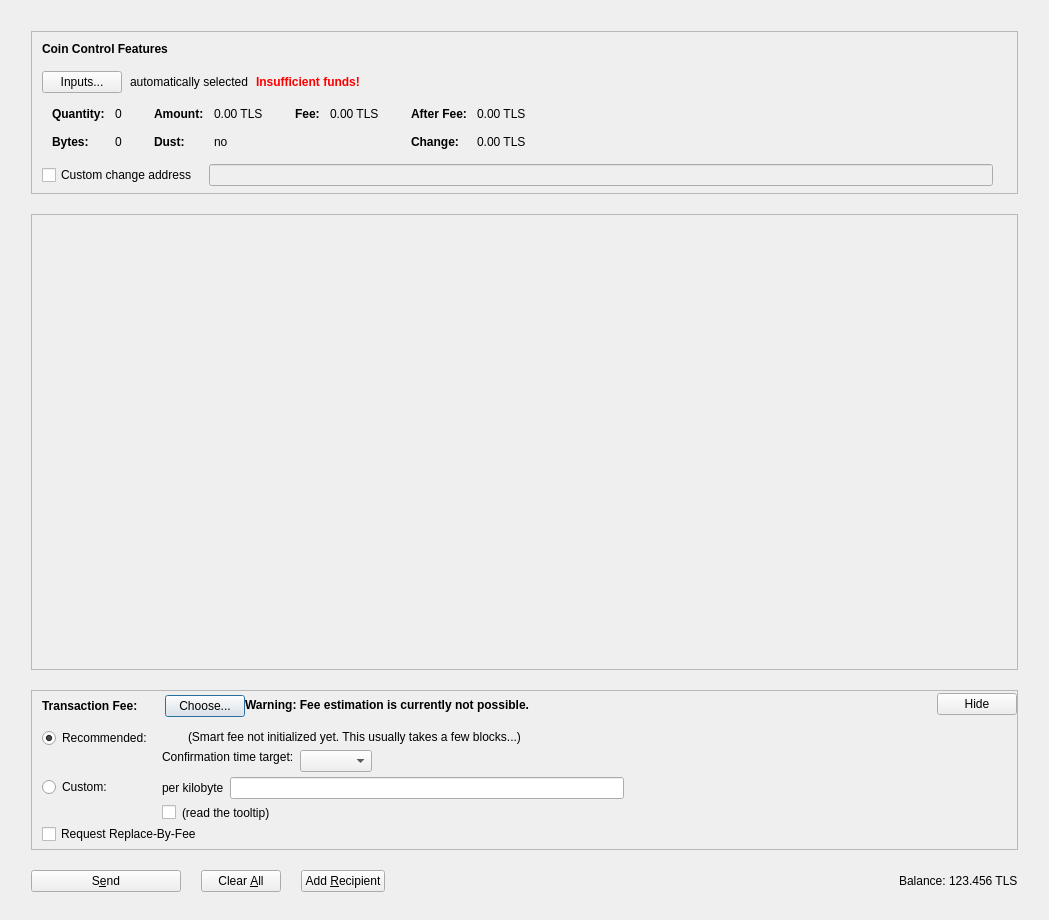
Qt form src/qt/forms/sendcoinsdialog.ui (Telestai-Project/telestai) before a commit.
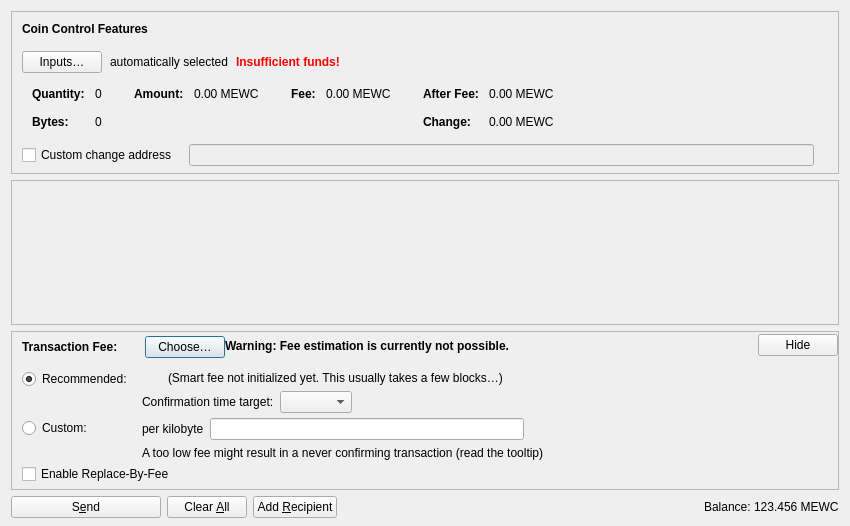
The same form after that commit. Icons and pictures are not drawn. Custom widgets are drawn as their Qt base class.

The edit to the form file:
```diff
--- a/src/qt/forms/sendcoinsdialog.ui
+++ b/src/qt/forms/sendcoinsdialog.ui
@@ -6,38 +6,21 @@
    <rect>
     <x>0</x>
     <y>0</y>
-    <width>1049</width>
-    <height>920</height>
+    <width>850</width>
+    <height>526</height>
    </rect>
   </property>
   <property name="windowTitle">
    <string>Send Coins</string>
   </property>
-  <layout class="QVBoxLayout" name="verticalLayout" stretch="0">
+  <layout class="QVBoxLayout" name="verticalLayout" stretch="0,1,0,0">
    <property name="bottomMargin">
     <number>8</number>
-   </property>
-   <item>
-    <layout class="QVBoxLayout" name="verticalLayout_3">
-     <property name="spacing">
-      <number>20</number>
-     </property>
-     <property name="leftMargin">
-      <number>20</number>
-     </property>
-     <property name="topMargin">
-      <number>20</number>
-     </property>
-     <property name="rightMargin">
-      <number>20</number>
-     </property>
-     <property name="bottomMargin">
-      <number>20</number>
      </property>
      <item>
       <widget class="QFrame" name="frameCoinControl">
        <property name="sizePolicy">
-        <sizepolicy hsizetype="Expanding" vsizetype="Fixed">
+      <sizepolicy hsizetype="Expanding" vsizetype="Expanding">
          <horstretch>0</horstretch>
          <verstretch>0</verstretch>
         </sizepolicy>
@@ -71,7 +54,7 @@
          <number>6</number>
         </property>
         <item>
-         <layout class="QVBoxLayout" name="verticalLayoutCoinControl" stretch="0,0,0,0,0">
+       <layout class="QVBoxLayout" name="verticalLayoutCoinControl" stretch="0,0,0,0,1">
           <property name="spacing">
            <number>0</number>
           </property>
@@ -124,7 +107,7 @@
                <string notr="true"/>
               </property>
               <property name="text">
-               <string>Inputs...</string>
+             <string>Inputs…</string>
               </property>
               <property name="autoDefault">
                <bool>false</bool>
@@ -218,6 +201,9 @@
                </property>
                <item>
                 <layout class="QFormLayout" name="formLayoutCoinControl1">
+               <property name="labelAlignment">
+                <set>Qt::AlignLeft|Qt::AlignVCenter</set>
+               </property>
                  <property name="horizontalSpacing">
                   <number>10</number>
                  </property>
@@ -341,36 +327,7 @@
                     <enum>Qt::ActionsContextMenu</enum>
                    </property>
                    <property name="text">
-                    <string notr="true">0.00 TLS</string>
-                   </property>
-                   <property name="textInteractionFlags">
-                    <set>Qt::LinksAccessibleByMouse|Qt::TextSelectableByKeyboard|Qt::TextSelectableByMouse</set>
-                   </property>
-                  </widget>
-                 </item>
-                 <item row="1" column="0">
-                  <widget class="QLabel" name="labelCoinControlLowOutputText">
-                   <property name="font">
-                    <font>
-                     <weight>75</weight>
-                     <bold>true</bold>
-                    </font>
-                   </property>
-                   <property name="text">
-                    <string>Dust:</string>
-                   </property>
-                  </widget>
-                 </item>
-                 <item row="1" column="1">
-                  <widget class="QLabel" name="labelCoinControlLowOutput">
-                   <property name="cursor">
-                    <cursorShape>IBeamCursor</cursorShape>
-                   </property>
-                   <property name="contextMenuPolicy">
-                    <enum>Qt::ActionsContextMenu</enum>
-                   </property>
-                   <property name="text">
-                    <string notr="true">no</string>
+                  <string notr="true">0.00 MEWC</string>
                    </property>
                    <property name="textInteractionFlags">
                     <set>Qt::LinksAccessibleByMouse|Qt::TextSelectableByKeyboard|Qt::TextSelectableByMouse</set>
@@ -421,7 +378,7 @@
                     <enum>Qt::ActionsContextMenu</enum>
                    </property>
                    <property name="text">
-                    <string notr="true">0.00 TLS</string>
+                  <string notr="true">0.00 MEWC</string>
                    </property>
                    <property name="textInteractionFlags">
                     <set>Qt::LinksAccessibleByMouse|Qt::TextSelectableByKeyboard|Qt::TextSelectableByMouse</set>
@@ -432,6 +389,9 @@
                </item>
                <item>
                 <layout class="QFormLayout" name="formLayoutCoinControl4">
+               <property name="labelAlignment">
+                <set>Qt::AlignLeft|Qt::AlignVCenter</set>
+               </property>
                  <property name="horizontalSpacing">
                   <number>10</number>
                  </property>
@@ -472,7 +432,7 @@
                     <enum>Qt::ActionsContextMenu</enum>
                    </property>
                    <property name="text">
-                    <string notr="true">0.00 TLS</string>
+                  <string notr="true">0.00 MEWC</string>
                    </property>
                    <property name="textInteractionFlags">
                     <set>Qt::LinksAccessibleByMouse|Qt::TextSelectableByKeyboard|Qt::TextSelectableByMouse</set>
@@ -501,7 +461,7 @@
                     <enum>Qt::ActionsContextMenu</enum>
                    </property>
                    <property name="text">
-                    <string notr="true">0.00 TLS</string>
+                  <string notr="true">0.00 MEWC</string>
                    </property>
                    <property name="textInteractionFlags">
                     <set>Qt::LinksAccessibleByMouse|Qt::TextSelectableByKeyboard|Qt::TextSelectableByMouse</set>
@@ -604,11 +564,11 @@
          <rect>
           <x>0</x>
           <y>0</y>
-          <width>989</width>
-          <height>355</height>
-         </rect>
-        </property>
-        <layout class="QVBoxLayout" name="verticalLayout_2" stretch="0,0">
+        <width>830</width>
+        <height>104</height>
+       </rect>
+      </property>
+      <layout class="QVBoxLayout" name="verticalLayout_2" stretch="0,1">
          <property name="leftMargin">
           <number>0</number>
          </property>
@@ -633,13 +593,10 @@
            <property name="orientation">
             <enum>Qt::Vertical</enum>
            </property>
-           <property name="sizeType">
-            <enum>QSizePolicy::MinimumExpanding</enum>
-           </property>
            <property name="sizeHint" stdset="0">
             <size>
              <width>20</width>
-             <height>200</height>
+           <height>40</height>
             </size>
            </property>
           </spacer>
@@ -651,7 +608,7 @@
      <item>
       <widget class="QFrame" name="frameFee">
        <property name="sizePolicy">
-        <sizepolicy hsizetype="Expanding" vsizetype="Fixed">
+      <sizepolicy hsizetype="Expanding" vsizetype="Expanding">
          <horstretch>0</horstretch>
          <verstretch>0</verstretch>
         </sizepolicy>
@@ -758,7 +715,7 @@
                 <item>
                  <widget class="QPushButton" name="buttonChooseFee">
                   <property name="text">
-                   <string>Choose...</string>
+                 <string>Choose…</string>
                   </property>
                  </widget>
                 </item>
@@ -781,15 +738,15 @@
             </item>
             <item>
              <widget class="QLabel" name="fallbackFeeWarningLabel">
-              <property name="font">
-               <font>
-                <weight>75</weight>
-                <bold>true</bold>
-               </font>
-              </property>
               <property name="toolTip">
                <string>Using the fallbackfee can result in sending a transaction that will take several hours or days (or never) to confirm. Consider choosing your fee manually or wait until you have validated the complete chain.</string>
               </property>
+            <property name="font">
+            <font>
+                <weight>75</weight>
+                <bold>true</bold>
+            </font>
+            </property>
               <property name="text">
                <string>Warning: Fee estimation is currently not possible.</string>
               </property>
@@ -817,7 +774,7 @@
             <item>
              <widget class="QPushButton" name="buttonMinimizeFee">
               <property name="toolTip">
-               <string>collapse fee-settings</string>
+             <string>Hide transaction fee settings</string>
               </property>
               <property name="text">
                <string>Hide</string>
@@ -868,7 +825,9 @@
                    <item>
                     <widget class="QLabel" name="labelCustomPerKilobyte">
                      <property name="toolTip">
-                      <string>If the custom fee is set to 1000 satoshis and the transaction is only 250 bytes, then &quot;per kilobyte&quot; only pays 250 satoshis in fee, while &quot;total at least&quot; pays 1000 satoshis. For transactions bigger than a kilobyte both pay by kilobyte.</string>
+                    <string>Specify a custom fee per kB (1,000 bytes) of the transaction's virtual size.
+
+Note:  Since the fee is calculated on a per-byte basis, a fee rate of "100 satoshis per kvB" for a transaction size of 500 virtual bytes (half of 1 kvB) would ultimately yield a fee of only 50 satoshis.</string>
                      </property>
                      <property name="text">
                       <string>per kilobyte</string>
@@ -876,7 +835,7 @@
                     </widget>
                    </item>
                    <item>
-                    <widget class="TelestaiAmountField" name="customFee"/>
+                  <widget class="BitcoinAmountField" name="customFee"/>
                    </item>
                    <item>
                     <spacer name="horizontalSpacer_6">
@@ -896,28 +855,15 @@
                  <item>
                   <layout class="QHBoxLayout" name="horizontalLayoutFee8">
                    <item>
-                    <widget class="QCheckBox" name="checkBoxMinimumFee">
-                     <property name="toolTip">
-                      <string>Paying only the minimum fee is just fine as long as there is less transaction volume than space in the blocks. But be aware that this can end up in a never confirming transaction once there is more demand for telestai transactions than the network can process.</string>
-                     </property>
-                     <property name="text">
-                      <string/>
-                     </property>
-                    </widget>
-                   </item>
-                   <item>
-                    <widget class="QLabel" name="labelMinFeeWarning">
+                  <widget class="QLabel" name="labelCustomFeeWarning">
                      <property name="enabled">
                       <bool>true</bool>
                      </property>
                      <property name="toolTip">
-                      <string>Paying only the minimum fee is just fine as long as there is less transaction volume than space in the blocks. But be aware that this can end up in a never confirming transaction once there is more demand for telestai transactions than the network can process.</string>
+                    <string>When there is less transaction volume than space in the blocks, miners as well as relaying nodes may enforce a minimum fee. Paying only this minimum fee is just fine, but be aware that this can result in a never confirming transaction once there is more demand for meowcoin transactions than the network can process.</string>
                      </property>
                      <property name="text">
-                      <string>(read the tooltip)</string>
-                     </property>
-                     <property name="margin">
-                      <number>5</number>
+                    <string>A too low fee might result in a never confirming transaction (read the tooltip)</string>
                      </property>
                     </widget>
                    </item>
@@ -1010,9 +956,6 @@
                      <property name="text">
                       <string/>
                      </property>
-                     <property name="margin">
-                      <number>2</number>
-                     </property>
                     </widget>
                    </item>
                    <item>
@@ -1025,10 +968,7 @@
                    <item>
                     <widget class="QLabel" name="labelSmartFee2">
                      <property name="text">
-                      <string>(Smart fee not initialized yet. This usually takes a few blocks...)</string>
-                     </property>
-                     <property name="margin">
-                      <number>2</number>
+                    <string>(Smart fee not initialized yet. This usually takes a few blocks…)</string>
                      </property>
                     </widget>
                    </item>
@@ -1056,24 +996,8 @@
                        <property name="text">
                         <string>Confirmation time target:</string>
                        </property>
-                       <property name="margin">
-                        <number>2</number>
-                       </property>
-                      </widget>
-                     </item>
-                     <item>
-                      <spacer name="verticalSpacer_3">
-                       <property name="orientation">
-                        <enum>Qt::Vertical</enum>
-                       </property>
-                       <property name="sizeHint" stdset="0">
-                        <size>
-                         <width>1</width>
-                         <height>1</height>
-                        </size>
-                       </property>
-                      </spacer>
-                     </item>
+                    </widget>
+                   </item>
                     </layout>
                    </item>
                    <item>
@@ -1127,11 +1051,11 @@
              </item>
              <item>
               <widget class="QCheckBox" name="optInRBF">
-               <property name="toolTip">
-                <string>Indicates that the sender may wish to replace this transaction with a new one paying higher fees (prior to being confirmed).</string>
-               </property>
                <property name="text">
-                <string>Request Replace-By-Fee</string>
+              <string>Enable Replace-By-Fee</string>
+             </property>
+             <property name="toolTip">
+              <string>With Replace-By-Fee (BIP-125) you can increase a transaction's fee after it is sent. Without this, a higher fee may be recommended to compensate for increased transaction delay risk.</string>
                </property>
               </widget>
              </item>
@@ -1173,7 +1097,7 @@
           <string>S&amp;end</string>
          </property>
          <property name="icon">
-          <iconset resource="../telestai.qrc">
+        <iconset resource="../meowcoin.qrc">
            <normaloff>:/icons/send</normaloff>:/icons/send</iconset>
          </property>
          <property name="autoDefault">
@@ -1199,7 +1123,7 @@
           <string>Clear &amp;All</string>
          </property>
          <property name="icon">
-          <iconset resource="../telestai.qrc">
+        <iconset resource="../meowcoin.qrc">
            <normaloff>:/icons/remove</normaloff>:/icons/remove</iconset>
          </property>
          <property name="autoDefault">
@@ -1216,7 +1140,7 @@
           <string>Add &amp;Recipient</string>
          </property>
          <property name="icon">
-          <iconset resource="../telestai.qrc">
+        <iconset resource="../meowcoin.qrc">
            <normaloff>:/icons/add</normaloff>:/icons/add</iconset>
          </property>
          <property name="autoDefault">
@@ -1243,7 +1167,7 @@
           <number>3</number>
          </property>
          <item>
-          <widget class="QLabel" name="label">
+        <widget class="QLabel" name="labelBalanceName">
            <property name="sizePolicy">
             <sizepolicy hsizetype="Preferred" vsizetype="Fixed">
              <horstretch>0</horstretch>
@@ -1267,14 +1191,12 @@
             <cursorShape>IBeamCursor</cursorShape>
            </property>
            <property name="text">
-            <string notr="true">123.456 TLS</string>
+          <string notr="true">123.456 MEWC</string>
            </property>
            <property name="textInteractionFlags">
             <set>Qt::LinksAccessibleByMouse|Qt::TextSelectableByKeyboard|Qt::TextSelectableByMouse</set>
            </property>
           </widget>
-         </item>
-        </layout>
        </item>
       </layout>
      </item>
@@ -1286,17 +1208,17 @@
   <customwidget>
    <class>QValidatedLineEdit</class>
    <extends>QLineEdit</extends>
-   <header>qvalidatedlineedit.h</header>
+   <header>qt/qvalidatedlineedit.h</header>
   </customwidget>
   <customwidget>
-   <class>TelestaiAmountField</class>
+   <class>BitcoinAmountField</class>
    <extends>QLineEdit</extends>
-   <header>telestaiamountfield.h</header>
+   <header>qt/meowcoinamountfield.h</header>
    <container>1</container>
   </customwidget>
  </customwidgets>
  <resources>
-  <include location="../telestai.qrc"/>
+  <include location="../meowcoin.qrc"/>
  </resources>
  <connections/>
  <buttongroups>
```
Lines whose indentation alone changed are shown as unchanged.
